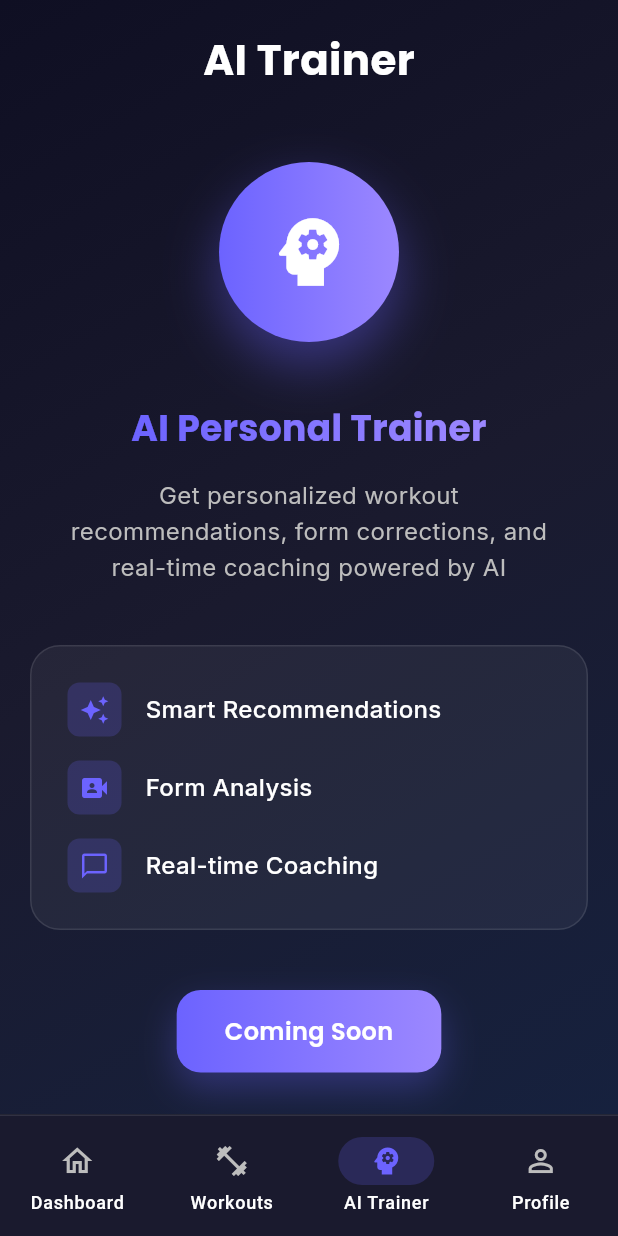
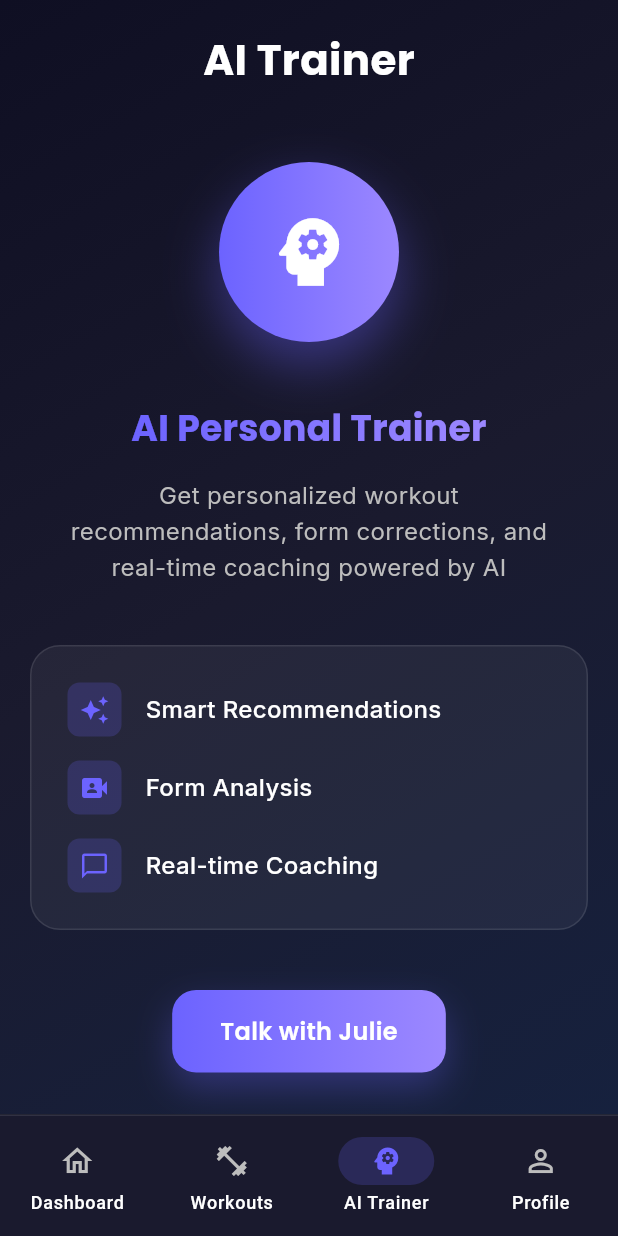
Before and after one commit to kshitijraj-06/gym_paglu_flutter, a Flutter app: the HomeScreen screen opened by its route, item 3 of the bottom bar chosen, on a phone screen of 412 x 824 dp. Run offline on Flutter 3.47's test engine with Material 3 defaults, Android fonts, the phone set to English and light mode, and no system bars; our stand-ins replace firebase_core, get, google_fonts; accounts and stored records are empty; generated files the repository leaves out were written again.

Commit message:
feature : added JULIE chatbot with gemini free plan

```diff
--- a/lib/screens/ai_trainer/ai_trainer_page.dart
+++ b/lib/screens/ai_trainer/ai_trainer_page.dart
@@ -1,11 +1,15 @@
 import 'package:flutter/material.dart';
+import 'package:get/get.dart';
 import 'package:google_fonts/google_fonts.dart';
+import '../../controllers/ai_chatbot_service.dart';
+import 'chat_page.dart';
 
 class AITrainerPage extends StatelessWidget {
   const AITrainerPage({super.key});
 
   @override
   Widget build(BuildContext context) {
+    final ChatbotService chatbotService = ChatbotService();
     return Container(
       decoration: const BoxDecoration(
         gradient: LinearGradient(
@@ -115,8 +119,10 @@ class AITrainerPage extends StatelessWidget {
                       ),
                     ),
                     const SizedBox(height: 40),
-                    // Coming Soon Button
-                    Container(
+                    // Talk with Julie Button
+                    InkWell(
+                      onTap: () => Get.to(() => const ChatPage()),
+                      child: Container(
                         padding: const EdgeInsets.symmetric(horizontal: 32, vertical: 16),
                         decoration: BoxDecoration(
                           gradient: const LinearGradient(
@@ -132,11 +138,12 @@ class AITrainerPage extends StatelessWidget {
                           ],
                         ),
                         child: Text(
-                        'Coming Soon',
+                          'Talk with Julie',
                           style: GoogleFonts.poppins(
                             fontSize: 16,
                             fontWeight: FontWeight.w600,
                             color: Colors.white,
+                          ),
                         ),
                       ),
                     ),
```
Also changed, not shown: lib/controllers/ai_chatbot_service.dart (added, +37 -0 lines), lib/main.dart (+10 -1 lines). Lines whose indentation alone changed are shown as unchanged.
